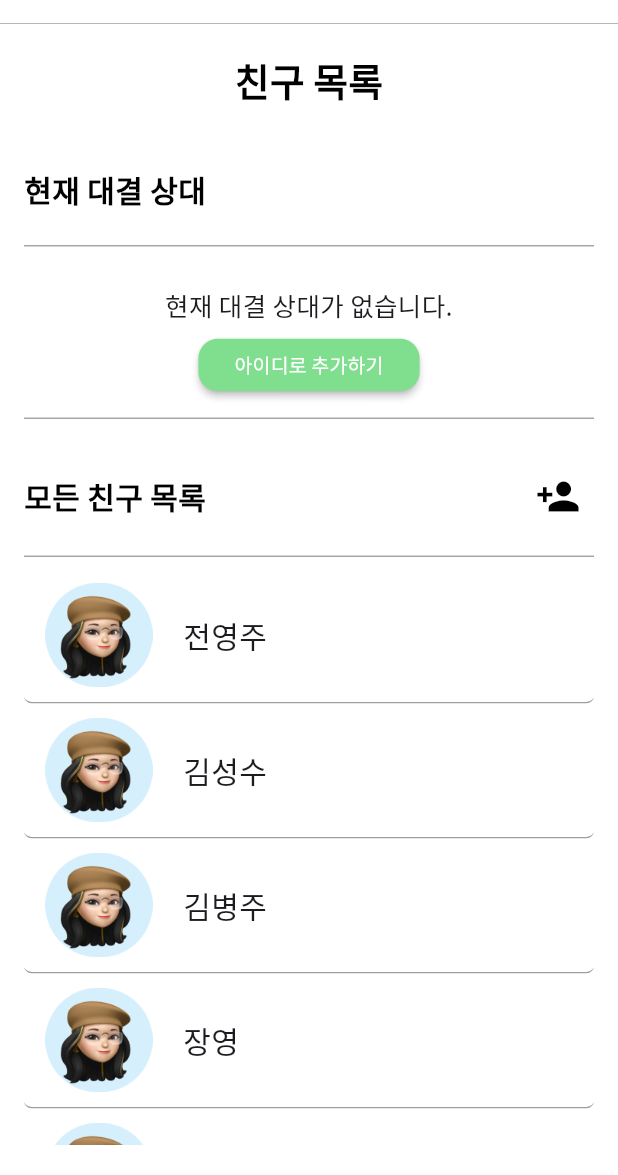
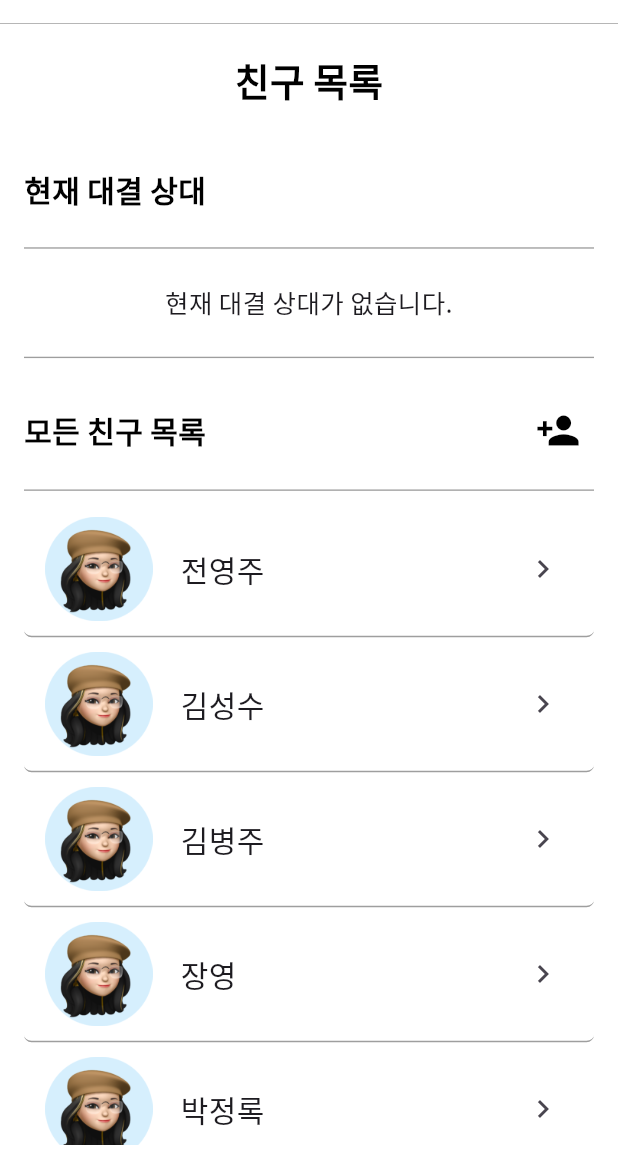
Before and after one commit to aengzu/HCI_03, a Flutter app: the FriendScreen screen opened directly, on a phone screen of 412 x 824 dp, the part 61-1236 px from its top. Run offline on Flutter 3.47's test engine with Material 3 defaults, Android fonts, the phone set to English and light mode, and no system bars; our stand-ins replace fl_chart, font_awesome_flutter, get, google_fonts, table_calendar.

Commit message:
fix: 배틀 신청 overflow

```diff
--- a/lib/controllers/friends_controller.dart
+++ b/lib/controllers/friends_controller.dart
@@ -3,11 +3,11 @@ import 'package:hci_03/models/friend.dart';
 
 class FriendsController {
   List<Friend> friends = [ // dummyFirneds
-    Friend(id: "jyj", name: "전영주", profileImage: ImageAssets.sender, bio: "안녕하세요."),
-    Friend(id: "kss", name: "김성수", profileImage: ImageAssets.sender, bio: "안녕하세요."),
-    Friend(id: "kbj", name: "김병주", profileImage: ImageAssets.sender, bio: "안녕하세요."),
-    Friend(id: "jy", name: "장영", profileImage: ImageAssets.sender, bio: "안녕하세요."),
-    Friend(id: "pjl", name: "박정록", profileImage: ImageAssets.sender, bio: "안녕하세요."),
+    Friend(id: "jyj", name: "전영주", profileImage: ImageAssets.sender, bio: "안녕하세요"),
+    Friend(id: "kss", name: "김성수", profileImage: ImageAssets.sender, bio: "반가워요"),
+    Friend(id: "kbj", name: "김병주", profileImage: ImageAssets.sender, bio: "같이 힘내봐요."),
+    Friend(id: "jy", name: "장영", profileImage: ImageAssets.sender, bio: "아자아자"),
+    Friend(id: "pjl", name: "박정록", profileImage: ImageAssets.sender, bio: "HCI 파이팅"),
 
   ];
 
--- a/lib/controllers/task_controller.dart
+++ b/lib/controllers/task_controller.dart
@@ -17,9 +17,15 @@ class TaskController with ChangeNotifier {
     Task(title: "비타민 먹기", emoji: "💊", isChecked: true),
     Task(title: "아침 식사하기", emoji: "🍳", isChecked: true),
     Task(title: "선크림 바르기", emoji: "🌞", isChecked: true),
+    Task(title: "아침 식사하기", emoji: "🍳", isChecked: true),
+    Task(title: "선크림 바르기", emoji: "🌞", isChecked: true),
   ];
 
   List<Task> opponentSelectedTasks = [
+    Task(title: "도서관 가기", emoji: "📚"),
+    Task(title: "러닝 30분 하기", emoji: "🏃"),
+    Task(title: "도서관 가기", emoji: "📚"),
+    Task(title: "러닝 30분 하기", emoji: "🏃"),
     Task(title: "도서관 가기", emoji: "📚"),
     Task(title: "러닝 30분 하기", emoji: "🏃"),
   ];
--- a/lib/screens/battle/battle_screen.dart
+++ b/lib/screens/battle/battle_screen.dart
@@ -5,8 +5,10 @@ import 'package:hci_03/screens/battle/components/battle_opposite.profile_widget.
 import 'package:hci_03/screens/battle/components/battle_profile_widget.dart';
 import 'package:hci_03/screens/battle/components/missions_widget.dart';
 import 'package:hci_03/screens/battle/components/promise_widget.dart';
+import 'package:provider/provider.dart';
 
 import '../../constants/image_assets.dart';
+import '../../opponent_provider.dart';
 import '../components/appbar_preffered_size.dart';
 
 class BattleScreen extends StatefulWidget {
@@ -52,6 +54,7 @@ class _BattleScreenState extends State<BattleScreen> {
 
   @override
   Widget build(BuildContext context) {
+
     return Scaffold(
         appBar: AppBar(
           title: Image.asset(ImageAssets.logo, width: 100),
--- a/lib/screens/battle/components/battle_opposite.profile_widget.dart
+++ b/lib/screens/battle/components/battle_opposite.profile_widget.dart
@@ -3,16 +3,22 @@ import 'package:flutter/widgets.dart';
 import 'package:hci_03/constants/theme.dart';
 import 'package:hci_03/screens/battle/spur_on_screen.dart';
 import 'package:hci_03/screens/components/small_btn.dart';
+import 'package:provider/provider.dart';
+
+import '../../../opponent_provider.dart';
 
 class BattleOppositeProfileWidget extends StatelessWidget {
   const BattleOppositeProfileWidget({super.key});
 
   @override
   Widget build(BuildContext context) {
+    // Provider를 사용하여 currentOpponent 가져오기
+    final currentOpponent = Provider.of<OpponentProvider>(context).currentOpponent;
+
     return Column(
       children: [
         Text(
-          '길동이',
+          currentOpponent?.name ?? '길동이',
           style: textTheme().titleMedium,
         ),
         const SizedBox(
--- a/lib/screens/myfriend/components/current_opponent_box.dart
+++ b/lib/screens/myfriend/components/current_opponent_box.dart
@@ -18,37 +18,35 @@ class CurrentOpponentBox extends StatelessWidget {
 
   @override
   Widget build(BuildContext context) {
+    Size screenSize = MediaQuery.of(context).size;
+    double screenWidth = screenSize.width;
+    double screenHeight = screenSize.height;
+
     return Container(
       child: Column(
         crossAxisAlignment: CrossAxisAlignment.start,
         children: [
           Text('현재 대결 상대', style: textTheme().titleMedium),
-          const SizedBox(height: 15.0),
+          SizedBox(height: screenHeight*0.02),
           const Divider(thickness: 0.9, color: Colors.grey),
           currentOpponent == null
               ? _buildNoOpponentMessage(context)
               : FriendContainer(friend: currentOpponent!),
-          SizedBox(height: 20),
+          SizedBox(height: screenHeight*0.02),
         ],
       ),
     );
   }
 
   Widget _buildNoOpponentMessage(BuildContext context) {
+    Size screenSize = MediaQuery.of(context).size;
+    double screenWidth = screenSize.width;
+    double screenHeight = screenSize.height;
     return Column(
       children: [
-        SizedBox(height: 20.0),
+        SizedBox(height: screenHeight*0.02),
         Text('현재 대결 상대가 없습니다.', textAlign: TextAlign.center),
-        SizedBox(height: 10.0),
-        SmallButton(label: "아이디로 추가하기", onPressed: () {
-
-          Navigator.push(context, MaterialPageRoute(
-            builder: (context) {
-              return BattleRequestScreen1();
-            },
-          ));
-        }),
-        SizedBox(height: 10.0),
+        SizedBox(height:  screenHeight*0.02),
         const Divider(thickness: 0.9, color: Colors.grey),
       ],
     );
--- a/lib/screens/myfriend/components/friend_container.dart
+++ b/lib/screens/myfriend/components/friend_container.dart
@@ -1,8 +1,9 @@
-
 import 'package:flutter/cupertino.dart';
 import 'package:flutter/material.dart';
+import 'package:flutter/widgets.dart';
 import 'package:hci_03/constants/theme.dart';
 import 'package:hci_03/models/friend.dart';
+import 'package:hci_03/screens/battle_request/battle_request_screen1.dart';
 
 class FriendContainer extends StatelessWidget {
   const FriendContainer({
@@ -14,6 +15,10 @@ class FriendContainer extends StatelessWidget {
 
   @override
   Widget build(BuildContext context) {
+    Size screenSize = MediaQuery.of(context).size;
+    double screenWidth = screenSize.width;
+    double screenHeight = screenSize.height;
+
     return Container(
       decoration: const BoxDecoration(
         borderRadius: BorderRadius.all(Radius.circular(5.0)),
@@ -23,15 +28,29 @@ class FriendContainer extends StatelessWidget {
       ),
       height: 90, // 컨테이너 높이 설정
       child: Padding(
-        padding: const EdgeInsets.all(10), // 모든 측면에 20의 패딩 적용
+        padding: const EdgeInsets.all(10), // 모든 측면에 10의 패딩 적용
         child: Row(
           children: [
             Image.asset(friend.profileImage, width: 80, height: 80),
-            const SizedBox(width: 16.0), // 이미지와 텍스트 사이의 간격 설정
-            Text(friend.name, style: textTheme().bodyLarge,overflow: TextOverflow.ellipsis, textAlign: TextAlign.start,),
-          ],
+            SizedBox(width: screenWidth * 0.035), // 이미지와 텍스트 사이의 간격 설정
+            Expanded(
+              child: Text(
+                friend.name,
+                style: textTheme().bodyLarge,
+                overflow: TextOverflow.ellipsis,
+                textAlign: TextAlign.start,
               ),
             ),
-            );
+            IconButton(icon: Icon(Icons.chevron_right), onPressed: () {
+              Navigator.push(context, MaterialPageRoute(
+                builder: (context) {
+                  return BattleRequestScreen1(friend: friend);
+                },
+              ));
+            }),
+          ],
+        ),
+      ),
+    );
   }
 }
--- a/lib/screens/myfriend/components/friends_body.dart
+++ b/lib/screens/myfriend/components/friends_body.dart
@@ -15,6 +15,10 @@ class FriendsBody extends StatelessWidget {
 
   @override
   Widget build(BuildContext context) {
+    Size screenSize = MediaQuery.of(context).size;
+    double screenWidth = screenSize.width;
+    double screenHeight = screenSize.height;
+
     return Container(
       margin: EdgeInsets.zero,
       padding: EdgeInsets.symmetric(vertical: 20, horizontal: 16),
--- a/lib/screens/myfriend/myfriend_screen.dart
+++ b/lib/screens/myfriend/myfriend_screen.dart
@@ -13,7 +13,12 @@ class FriendScreen extends StatelessWidget {
   final FriendsController friendsController = FriendsController();
   @override
   Widget build(BuildContext context) {
+    Size screenSize = MediaQuery.of(context).size;
+    double screenWidth = screenSize.width;
+    double screenHeight = screenSize.height;
+
     return Scaffold(
+      resizeToAvoidBottomInset: false,
       backgroundColor: Colors.white,
       appBar: AppBar(
         title: Image.asset(ImageAssets.logo, width: 100),
```
Also changed, not shown: lib/screens/battle_request/battle_request_screen1.dart (+16 -13 lines), lib/screens/battle_request/battle_request_screen2.dart (+9 -5 lines), lib/screens/battle_request/battle_request_screen3.dart (+7 -4 lines), lib/screens/battle_request/battle_request_screen4.dart (+37 -17 lines), lib/screens/battle_request/components/task_item.dart (+5 -3 lines), lib/screens/main_screens.dart (+8 -5 lines).
